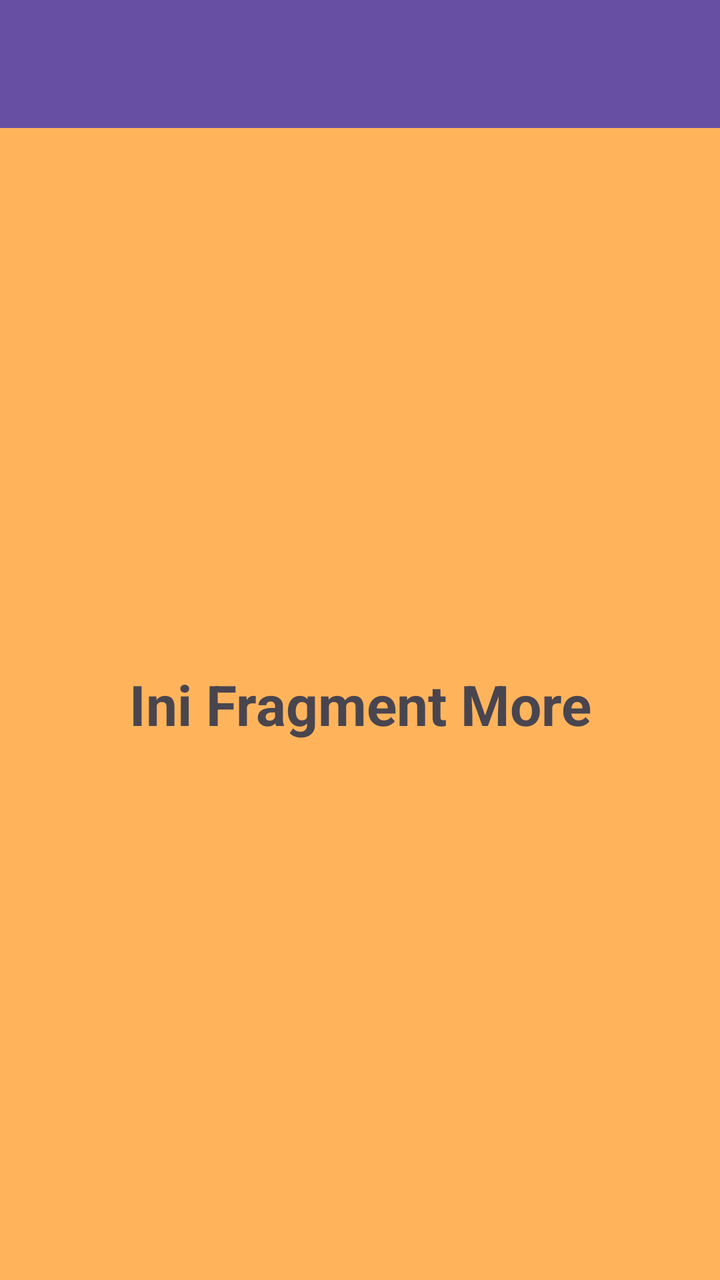
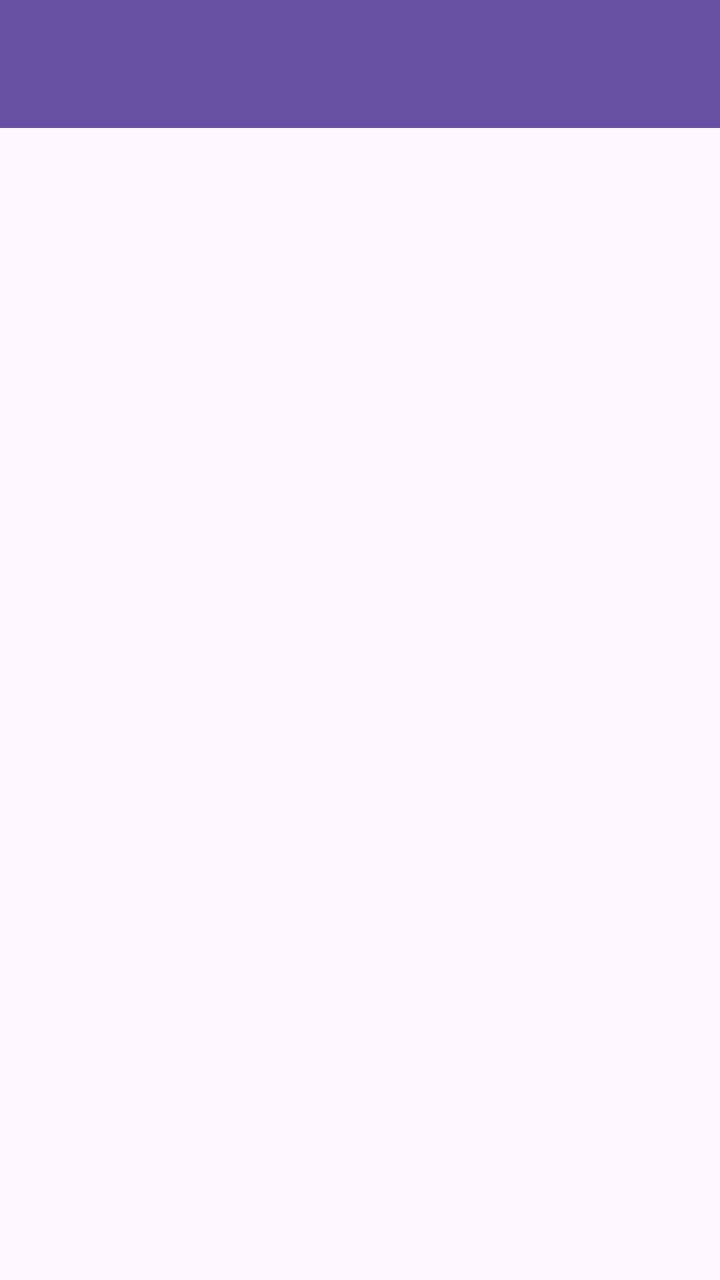

Before-and-after screenshots of an Android layout around one commit, followed by the original layout XML and the change that was made.
<!-- AndroidManifest.xml: application theme Theme.Tifadenia -->
<!-- res/layout/activity_more_fragment.xml -->
<?xml version="1.0" encoding="utf-8"?>
<androidx.constraintlayout.widget.ConstraintLayout xmlns:android="http://schemas.android.com/apk/res/android"
    xmlns:app="http://schemas.android.com/apk/res-auto"
    xmlns:tools="http://schemas.android.com/tools"
    android:layout_width="match_parent"
    android:layout_height="match_parent"
    android:background="#FFB45C"
    tools:context=".More.MoreFragment">

    <androidx.appcompat.widget.Toolbar
        android:id="@+id/toolbar"
        android:layout_width="0dp"
        android:layout_height="?attr/actionBarSize"
        android:background="?attr/colorPrimary"
        android:theme="@style/ThemeOverlay.AppCompat.Dark.ActionBar"
        app:layout_constraintEnd_toEndOf="parent"
        app:layout_constraintStart_toStartOf="parent"
        app:layout_constraintTop_toTopOf="parent" />

    <TextView
        android:layout_width="wrap_content"
        android:layout_height="wrap_content"
        android:text="Ini Fragment More"
        android:textSize="28sp"
        android:textStyle="bold"
        app:layout_constraintBottom_toBottomOf="parent"
        app:layout_constraintEnd_toEndOf="parent"
        app:layout_constraintStart_toStartOf="parent"
        app:layout_constraintTop_toBottomOf="@+id/toolbar" />

</androidx.constraintlayout.widget.ConstraintLayout>
<!-- resources referenced by this layout -->
<resources>
  <style name="Theme.Tifadenia" parent="Base.Theme.Tifadenia" />
  <style name="Base.Theme.Tifadenia" parent="Theme.Material3.DayNight.NoActionBar">
          
          
      </style>
</resources>

<!-- the commit's change to res/layout/activity_more_fragment.xml (unified diff, before → after) -->
@@ -1,31 +1,29 @@
-<?xml version="1.0" encoding="utf-8"?>
-<androidx.constraintlayout.widget.ConstraintLayout xmlns:android="http://schemas.android.com/apk/res/android"
+<androidx.coordinatorlayout.widget.CoordinatorLayout
+    xmlns:android="http://schemas.android.com/apk/res/android"
     xmlns:app="http://schemas.android.com/apk/res-auto"
-    xmlns:tools="http://schemas.android.com/tools"
     android:layout_width="match_parent"
-    android:layout_height="match_parent"
-    android:background="#FFB45C"
-    tools:context=".More.MoreFragment">
+    android:layout_height="match_parent">
 
-    <androidx.appcompat.widget.Toolbar
-        android:id="@+id/toolbar"
-        android:layout_width="0dp"
-        android:layout_height="?attr/actionBarSize"
-        android:background="?attr/colorPrimary"
-        android:theme="@style/ThemeOverlay.AppCompat.Dark.ActionBar"
-        app:layout_constraintEnd_toEndOf="parent"
-        app:layout_constraintStart_toStartOf="parent"
-        app:layout_constraintTop_toTopOf="parent" />
+    <com.google.android.material.appbar.AppBarLayout
+        android:id="@+id/appBarLayout"
+        android:layout_width="match_parent"
+        android:layout_height="wrap_content"
+        android:theme="@style/ThemeOverlay.AppCompat.Dark.ActionBar">
 
-    <TextView
-        android:layout_width="wrap_content"
-        android:layout_height="wrap_content"
-        android:text="Ini Fragment More"
-        android:textSize="28sp"
-        android:textStyle="bold"
-        app:layout_constraintBottom_toBottomOf="parent"
-        app:layout_constraintEnd_toEndOf="parent"
-        app:layout_constraintStart_toStartOf="parent"
-        app:layout_constraintTop_toBottomOf="@+id/toolbar" />
+        <androidx.appcompat.widget.Toolbar
+            android:id="@+id/toolbar"
+            android:layout_width="match_parent"
+            android:layout_height="?attr/actionBarSize"
+            android:background="?attr/colorPrimary"
+            app:layout_scrollFlags="scroll|enterAlways"
+            app:titleTextColor="@android:color/white" />
 
-</androidx.constraintlayout.widget.ConstraintLayout>
+    </com.google.android.material.appbar.AppBarLayout>
+
+    <ListView
+        android:id="@+id/listViewItems"
+        android:layout_width="match_parent"
+        android:layout_height="match_parent"
+        app:layout_behavior="@string/appbar_scrolling_view_behavior" />
+
+</androidx.coordinatorlayout.widget.CoordinatorLayout>
